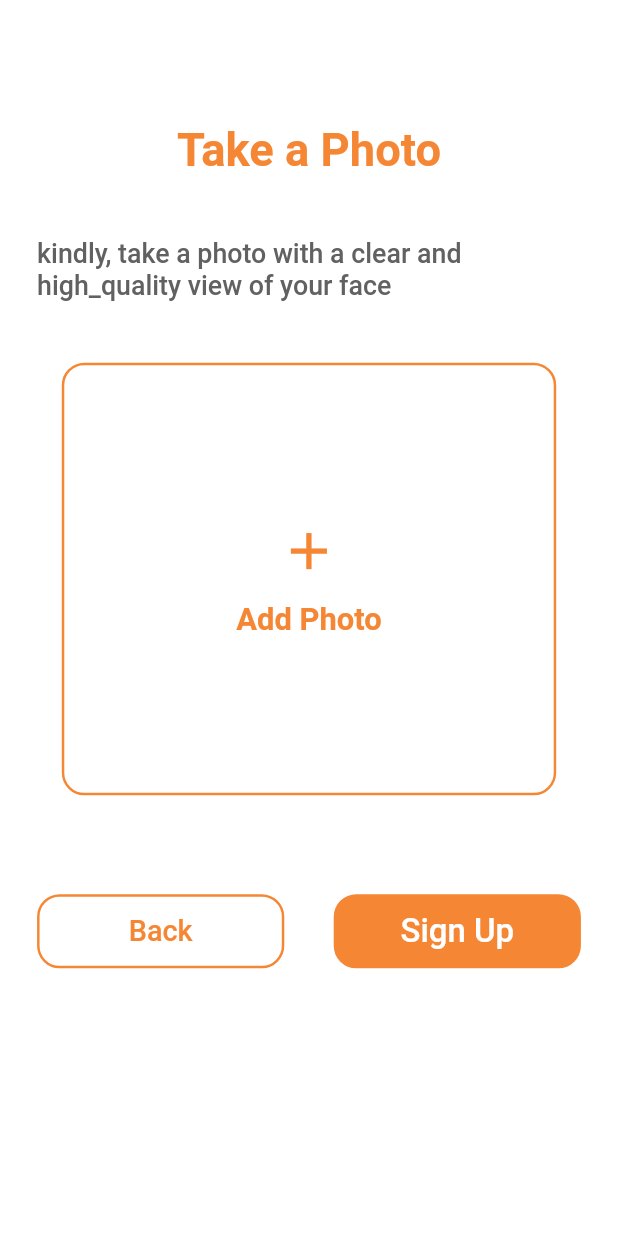
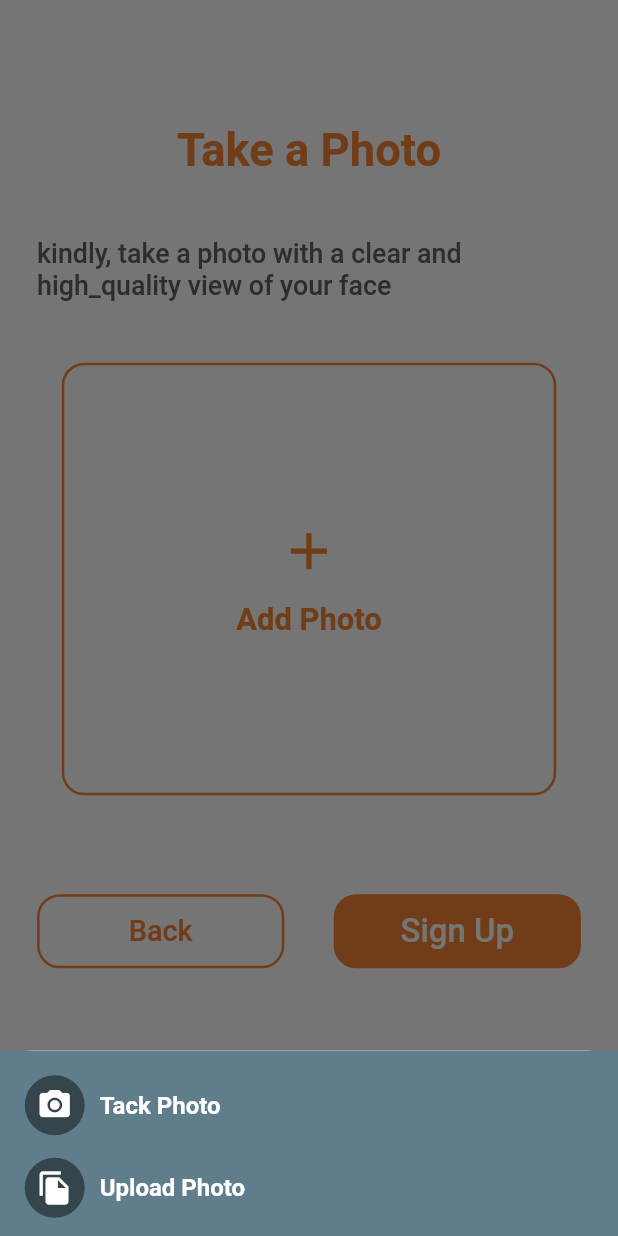
Before and after one commit to abdelrahmanyasser65/face_attendance, a Flutter app: the TakePhotoView screen opened by its route, after a tap on "Add Photo", on a phone screen of 412 x 824 dp. Run offline on Flutter 3.47's test engine with Material 2 defaults, Android fonts, the phone set to English and light mode, and no system bars; our stand-ins replace dio, flutter_bloc, fluttertoast, go_router, hexcolor, image_picker and 3 more; accounts and stored records are empty.

Commit message:
tackImage

```diff
--- a/lib/app/app.dart
+++ b/lib/app/app.dart
@@ -1,6 +1,7 @@
 import 'package:face_attendance/core/app_router.dart';
 import 'package:face_attendance/features/login/presentation/view_model/login_cubit.dart';
 import 'package:face_attendance/features/sign_up/presentation/view_model/sign_up_cubit.dart';
+import 'package:face_attendance/features/sign_up/presentation/view_model/tack_photo/tack_photo_cubit.dart';
 import 'package:flutter/material.dart';
 import 'package:flutter_bloc/flutter_bloc.dart';
 import 'package:sizer/sizer.dart';
@@ -19,6 +20,9 @@ class FaceAttendance extends StatelessWidget {
             BlocProvider(
               create: (context)=>SignUpCubit(),
             ),
+            BlocProvider(
+              create: (context)=>TackCubit(),
+            ),
           ],
           child: MaterialApp.router(
             routerConfig: AppRouter.router,
--- a/lib/core/app_constants.dart
+++ b/lib/core/app_constants.dart
@@ -1,5 +1,8 @@
+import 'dart:io';
+
 abstract class AppConstants {
   static const delayedSplash = Duration(seconds: 3);
   static String position = "";
+  static File imagePick=File('');
   static String token = "";
 }
--- a/lib/core/app_router.dart
+++ b/lib/core/app_router.dart
@@ -34,7 +34,9 @@ abstract class AppRouter{
       ),
       GoRoute(
         path: AppRouter.rTakePhoto,
-        builder: (context,state)=>const TakePhotoView(),
+        builder: (context,state)=>const TakePhotoView(
+
+        ),
       ),
     ],
   );
--- a/lib/core/widgets/custom_form.dart
+++ b/lib/core/widgets/custom_form.dart
@@ -14,7 +14,7 @@ class CustomTextField extends StatelessWidget {
         this.maxLines = 1,
         required this.hintText,
         this.enabled=true,
-
+        this.showCursor,
         this.onTap,
         this.obscureText = false})
       : super(key: key);
@@ -28,7 +28,7 @@ class CustomTextField extends StatelessWidget {
   final Widget ?suffixIcon;
   final bool enabled ;
   final Function()? onTap;
-
+  final bool ?showCursor;
   @override
   Widget build(BuildContext context) {
     return TextField(
@@ -37,6 +37,7 @@ class CustomTextField extends StatelessWidget {
       controller: controller,
       onChanged: onChanged,
       onTap: onTap,
+      showCursor:showCursor ,
       keyboardType: keyboardType,
       cursorColor: ColorManager.grey,
       obscureText: obscureText,
--- a/lib/features/sign_up/presentation/view_model/sign_up_state.dart
+++ b/lib/features/sign_up/presentation/view_model/sign_up_state.dart
@@ -5,5 +5,3 @@ abstract class SignUpState {}
 
 class SignUpInitial extends SignUpState {}
 class PositionNameState extends SignUpState{}
-class PickImageSuccess extends SignUpState{}
-class PickImageError extends SignUpState{}
--- /dev/null
+++ b/lib/features/sign_up/presentation/view_model/tack_photo/tack_photo_state.dart
@@ -0,0 +1,7 @@
+part of 'tack_photo_cubit.dart';
+
+@immutable
+abstract class TackState {}
+class TackInitialState extends TackState{}
+class PickImageSuccess extends TackState{}
+class PickImageError extends TackState{}
--- a/lib/features/sign_up/presentation/views/take_photo_view.dart
+++ b/lib/features/sign_up/presentation/views/take_photo_view.dart
@@ -1,14 +1,24 @@
 import 'package:face_attendance/core/resours/colors.dart';
+import 'package:face_attendance/features/sign_up/presentation/view_model/sign_up_cubit.dart';
+import 'package:face_attendance/features/sign_up/presentation/view_model/tack_photo/tack_photo_cubit.dart';
 import 'package:face_attendance/features/sign_up/presentation/views/widget/take_photo_view_body.dart';
 import 'package:flutter/material.dart';
+import 'package:flutter_bloc/flutter_bloc.dart';
+
 class TakePhotoView extends StatelessWidget {
   const TakePhotoView({Key? key}) : super(key: key);
 
   @override
   Widget build(BuildContext context) {
-    return Scaffold(
-      backgroundColor: ColorManager.white,
-      body:const TakePhotoViewBody(),
+    return BlocBuilder<TackCubit, TackState>(
+      builder: (context, state) {
+        return Scaffold(
+          backgroundColor: ColorManager.white,
+          body:  TakePhotoViewBody(
+            cubit:TackCubit()
+          ),
+        );
+      },
     );
   }
 }
--- /dev/null
+++ b/lib/features/sign_up/presentation/views/widget/model_sheet_photo.dart
@@ -0,0 +1,94 @@
+import 'package:face_attendance/features/sign_up/presentation/view_model/tack_photo/tack_photo_cubit.dart';
+import 'package:flutter/material.dart';
+import 'package:go_router/go_router.dart';
+import 'package:sizer/sizer.dart';
+
+class ModelSheetPhoto extends StatelessWidget {
+  const ModelSheetPhoto({Key? key, required this.cubit, }) : super(key: key);
+  final TackCubit cubit;
+  @override
+  Widget build(BuildContext context) {
+    return Container(
+      height: 15.h,
+      color: Colors.blueGrey,
+      padding: EdgeInsets.only(
+        top: 2.h,
+        left: 2.h,
+        right: 2.h,
+
+      ),
+      child: Column(
+        crossAxisAlignment: CrossAxisAlignment.start,
+        children: [
+          InkWell(
+            onTap: (){
+              cubit.pickImage(context);
+              GoRouter.of(context).pop();
+            },
+            child: Row(
+              crossAxisAlignment: CrossAxisAlignment.center,
+              children: [
+                Container(
+                  height: 40,
+                  width: 40,
+                  decoration: const BoxDecoration(
+                      shape: BoxShape.circle, color: Colors.black45),
+                  child: const Icon(
+                    Icons.camera_alt,
+                    color: Colors.white,
+                  ),
+                ),
+                const SizedBox(
+                  width: 10,
+                ),
+                const Text(
+                  "Tack Photo",
+                  style: TextStyle(
+                      fontSize: 16,
+                      color: Colors.white,
+                      fontWeight: FontWeight.w600),
+                ),
+              ],
+            ),
+          ),
+          const SizedBox(
+            height: 15,
+          ),
+          InkWell(
+
+            onTap: (){
+              cubit.selectedImage(context);
+              GoRouter.of(context).pop();
+            },
+            child: Row(
+              crossAxisAlignment: CrossAxisAlignment.center,
+              children: [
+                Container(
+                  height: 40,
+                  width: 40,
+                  decoration: const BoxDecoration(
+                      shape: BoxShape.circle, color: Colors.black45),
+                  child: const Icon(
+                    Icons.file_copy,
+                    color: Colors.white,
+                  ),
+                ),
+                const SizedBox(
+                  width: 10,
+                ),
+                const Text(
+                  "Upload Photo",
+                  style: TextStyle(
+                      fontSize: 16,
+                      color: Colors.white,
+                      fontWeight: FontWeight.w600),
+                ),
+              ],
+            ),
+          )
+
+        ],
+      ),
+    );
+  }
+}
--- a/lib/features/sign_up/presentation/views/widget/take_photo_view_body.dart
+++ b/lib/features/sign_up/presentation/views/widget/take_photo_view_body.dart
@@ -1,19 +1,30 @@
-import 'package:face_attendance/core/resours/images.dart';
+import 'dart:io';
+
+import 'package:face_attendance/core/app_constants.dart';
 import 'package:face_attendance/core/resours/strings.dart';
 import 'package:face_attendance/core/widgets/custom_button.dart';
 import 'package:face_attendance/core/widgets/custom_text.dart';
+import 'package:face_attendance/features/sign_up/presentation/view_model/tack_photo/tack_photo_cubit.dart';
+import 'package:face_attendance/features/sign_up/presentation/views/widget/model_sheet_photo.dart';
 import 'package:flutter/material.dart';
+import 'package:flutter_bloc/flutter_bloc.dart';
 import 'package:go_router/go_router.dart';
 import 'package:sizer/sizer.dart';
 
-import '../../../../../core/app_router.dart';
 import '../../../../../core/resours/colors.dart';
 
 class TakePhotoViewBody extends StatelessWidget {
-  const TakePhotoViewBody({Key? key}) : super(key: key);
+  const TakePhotoViewBody({Key? key, required this.cubit, }) : super(key: key);
+  final TackCubit cubit;
 
   @override
   Widget build(BuildContext context) {
+    return BlocConsumer<TackCubit, TackState>(
+      listener: (context, state) {
+        // TODO: implement listener
+      },
+      builder: (context, state) {
+         var cubit2=BlocProvider.of<TackCubit>(context);
         return ListView(
           padding: EdgeInsets.only(top: 10.h, left: 3.h, right: 3.h),
           children: [
@@ -38,10 +49,22 @@ class TakePhotoViewBody extends StatelessWidget {
               height: 35.h,
               decoration: BoxDecoration(
                   borderRadius: BorderRadius.circular(15),
-              border: Border.all(width: 0.2.h, color: ColorManager.primary)),
-          child: true
+                  border: Border.all(
+                      width: 0.2.h, color: ColorManager.primary)),
+              child: cubit2.selectImage.path==''
                   ? GestureDetector(
-                  onTap: () {},
+                onTap: () {
+                  showModalBottomSheet(context: context,
+                      shape: const RoundedRectangleBorder(
+                          borderRadius: BorderRadius.only(
+                            topLeft: Radius.circular(20),
+                            topRight: Radius.circular(20),
+                          )
+                      ),
+                      builder: (context) {
+                        return ModelSheetPhoto(cubit: cubit2);
+                      });
+                },
                 child: Column(
                   mainAxisAlignment: MainAxisAlignment.center,
                   children: [
@@ -62,14 +85,20 @@ class TakePhotoViewBody extends StatelessWidget {
                   ],
                 ),
               )
-              : ClipRRect(
+                  :
+              BlocBuilder<TackCubit, TackState>(
+                builder: (context, state) {
+                  return ClipRRect(
                     borderRadius: BorderRadius.circular(15),
-                  child: Image.asset(
-                    Images.w,
+                    child: Image.file(
+                      cubit2.selectImage,
                       fit: BoxFit.fill,
                     ),
+                  );
+                },
               ),
             ),
+
             SizedBox(
               height: 3.h,
             ),
@@ -97,7 +126,8 @@ class TakePhotoViewBody extends StatelessWidget {
                 Expanded(
                   child: CustomButton(
                     onPressed: () {
-                  GoRouter.of(context).push(AppRouter.rTakePhoto);
+
+
                     },
                     backGroundColor: ColorManager.primary,
                     textColor: ColorManager.white,
@@ -109,5 +139,7 @@ class TakePhotoViewBody extends StatelessWidget {
             ),
           ],
         );
+      },
+    );
   }
 }
```
Also changed, not shown: lib/features/sign_up/presentation/view_model/sign_up_cubit.dart (+10 -1 lines), lib/features/sign_up/presentation/view_model/tack_photo/tack_photo_cubit.dart (added, +54 -0 lines), lib/features/sign_up/presentation/views/sign_up_view.dart (+12 -3 lines), lib/features/sign_up/presentation/views/widget/model_bottom_sheet_sign.dart (+8 -12 lines), lib/features/sign_up/presentation/views/widget/sign_up_view_body.dart (+5 -11 lines), 1 other file. Lines whose indentation alone changed are shown as unchanged.
